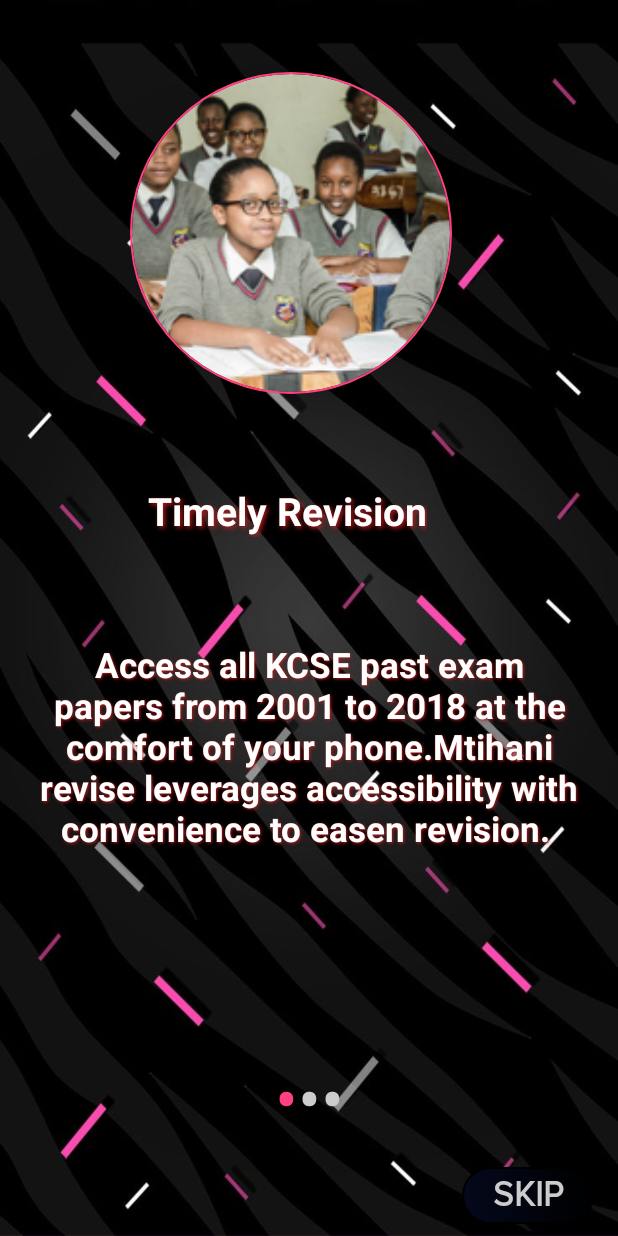
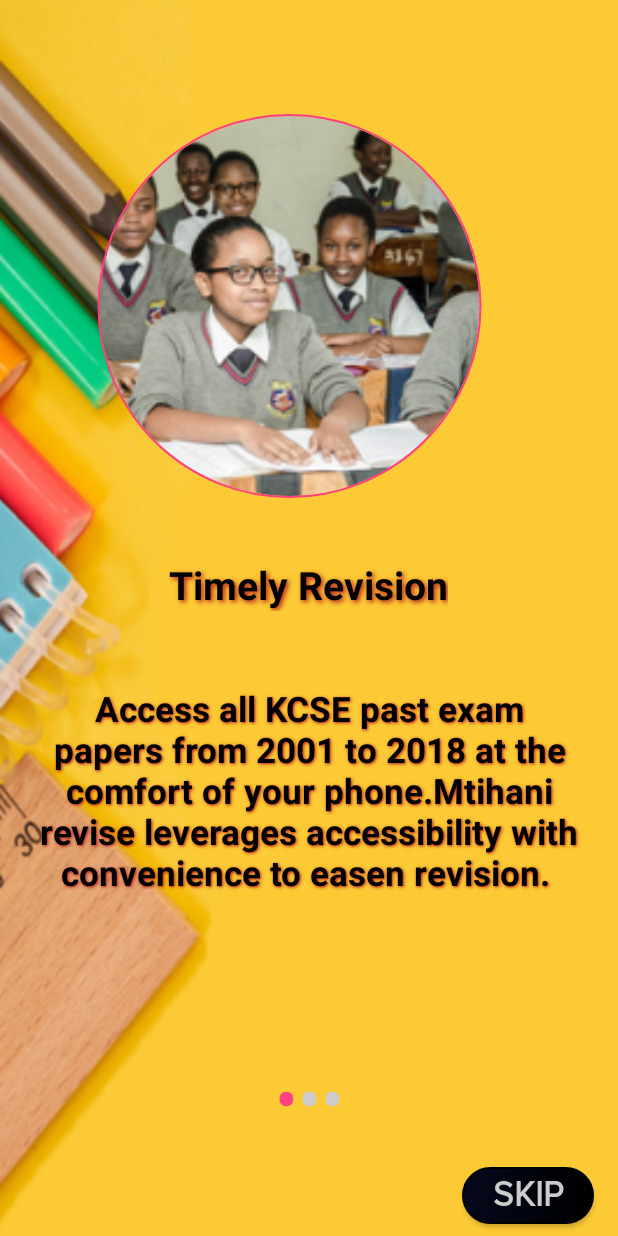
Before and after one commit to WadeQ/Mtihani, an Android app: the screen it shows after launch (MainSliderActivity), on a phone screen of 412 x 824 dp. Run offline under Robolectric (Android 15) with nearby library versions, the phone set to English and light mode, and no system bars; our stand-ins replace CircleImageView, Firebase (no records; nobody signed in at launch, a user with empty details on screens opened directly), Picasso, sdp/ssp sizes; pictures from the network do not load; 1 statement that could not run was skipped.

Commit message:
changes to slider

```diff
--- a/app/src/main/res/layout/activity_main_slider.xml
+++ b/app/src/main/res/layout/activity_main_slider.xml
@@ -7,7 +7,7 @@
     android:id="@+id/relativeLayout2"
     android:layout_width="match_parent"
     android:layout_height="match_parent"
-    android:background="@drawable/background"
+    android:background="@drawable/joinusbg"
     tools:context=".ui.MainSliderActivity"
     tools:ignore="ExtraText">
 
--- a/app/src/main/res/layout/activity_slider.xml
+++ b/app/src/main/res/layout/activity_slider.xml
@@ -6,24 +6,23 @@
     android:layout_width="match_parent"
     android:layout_height="match_parent">
 
+
     <de.hdodenhof.circleimageview.CircleImageView
-        xmlns:app="http://schemas.android.com/apk/res-auto"
         android:id="@+id/slide_image"
-        android:layout_width="@dimen/_250sdp"
-        android:layout_height="@dimen/_165sdp"
+        android:layout_width="326dp"
+        android:layout_height="256dp"
         android:layout_marginStart="8dp"
         android:layout_marginLeft="8dp"
-        android:layout_marginTop="48dp"
+        android:layout_marginTop="76dp"
         android:layout_marginEnd="8dp"
         android:layout_marginRight="8dp"
         android:src="@drawable/knecgirl"
         app:civ_border_color="@color/colorMain"
         app:civ_border_width="@dimen/_1sdp"
         app:layout_constraintEnd_toEndOf="parent"
-        app:layout_constraintHorizontal_bias="0.328"
+        app:layout_constraintHorizontal_bias="0.314"
         app:layout_constraintStart_toStartOf="parent"
         app:layout_constraintTop_toTopOf="parent" />
-
 
     <TextView
         android:id="@+id/slide_heading"
@@ -31,22 +30,22 @@
         android:layout_height="wrap_content"
         android:layout_marginStart="8dp"
         android:layout_marginLeft="8dp"
-        android:layout_marginTop="60dp"
+        android:layout_marginTop="40dp"
         android:layout_marginEnd="8dp"
         android:layout_marginRight="8dp"
+        android:fontFamily="@font/proximanovaregular"
         android:gravity="center"
         android:shadowColor="#B71C1C"
         android:shadowDx="2"
         android:shadowDy="2"
         android:shadowRadius="4"
-        android:fontFamily="@font/proximanovaregular"
         android:text="@string/slide_header_1"
-        android:textColor="@color/colorWhite"
+        android:textColor="@color/text"
         android:textSize="@dimen/_20ssp"
         android:textStyle="bold"
         app:fontFamily="sans-serif"
         app:layout_constraintEnd_toEndOf="parent"
-        app:layout_constraintHorizontal_bias="0.432"
+        app:layout_constraintHorizontal_bias="0.498"
         app:layout_constraintStart_toStartOf="parent"
         app:layout_constraintTop_toBottomOf="@+id/slide_image" />
 
@@ -56,22 +55,23 @@
         android:layout_height="wrap_content"
         android:layout_marginStart="8dp"
         android:layout_marginLeft="8dp"
-        android:layout_marginTop="60dp"
+        android:layout_marginTop="40dp"
         android:layout_marginEnd="8dp"
         android:layout_marginRight="8dp"
+        android:fontFamily="@font/proximanovaregular"
         android:gravity="center_horizontal"
         android:padding="@dimen/_7sdp"
         android:shadowColor="#B71C1C"
         android:shadowDx="1"
         android:shadowDy="1"
-        android:fontFamily="@font/proximanovaregular"
         android:shadowRadius="2"
         android:text="@string/desc_1"
-        android:textColor="@color/colorWhite"
+        android:textColor="@color/text"
         android:textSize="@dimen/_18ssp"
         android:textStyle="bold"
         app:fontFamily="sans-serif"
         app:layout_constraintEnd_toEndOf="parent"
+        app:layout_constraintHorizontal_bias="0.0"
         app:layout_constraintStart_toStartOf="parent"
         app:layout_constraintTop_toBottomOf="@+id/slide_heading" />
 
```
